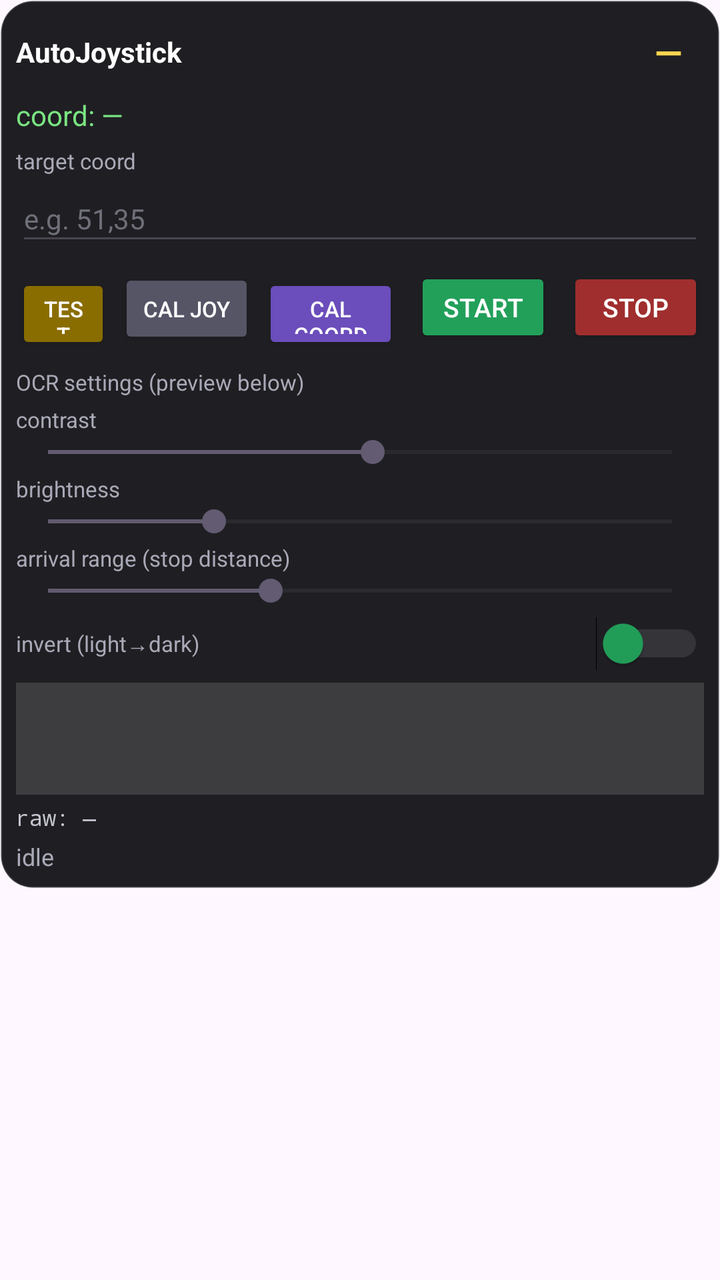
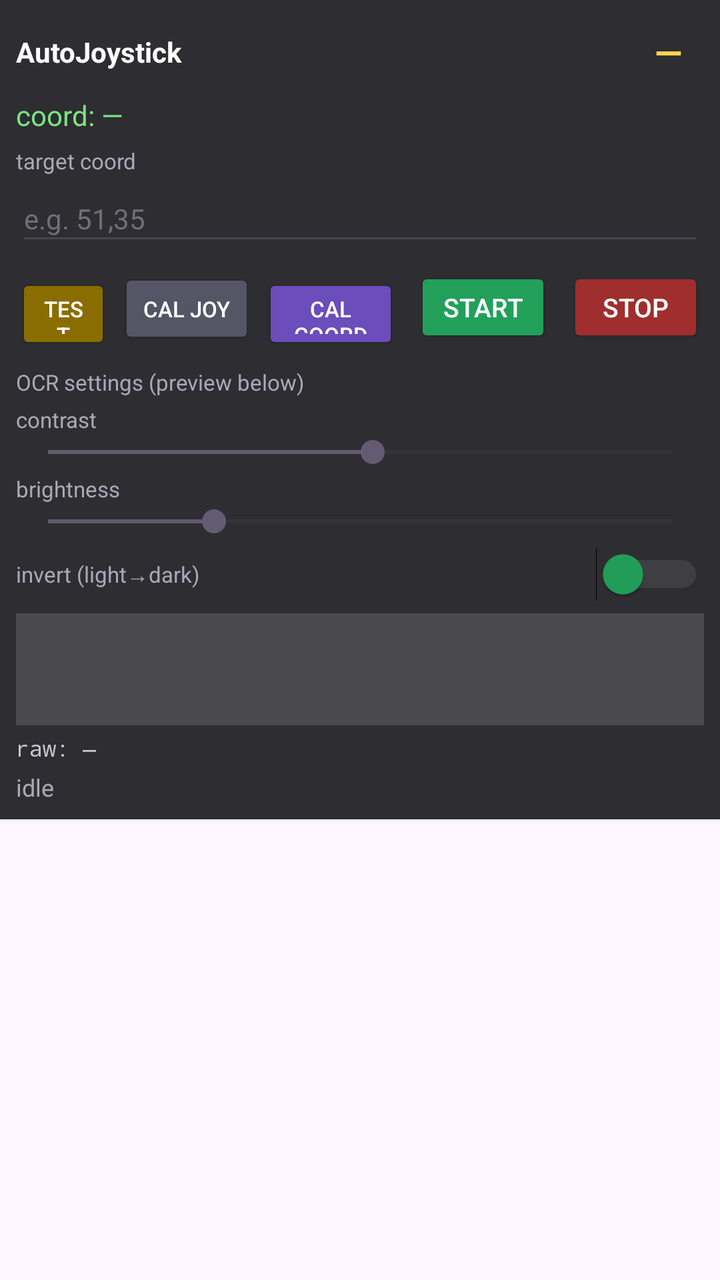

Two renders of the same Android screen: before a commit and after it. Below are the layout's source before the change and the commit's diff.
<!-- AndroidManifest.xml: application theme Theme.AutoJoystick -->
<!-- res/layout/overlay.xml -->
<?xml version="1.0" encoding="utf-8"?>
<LinearLayout xmlns:android="http://schemas.android.com/apk/res/android"
    android:layout_width="220dp"
    android:layout_height="wrap_content"
    android:orientation="vertical">

    <TextView
        android:id="@+id/ov_dot"
        android:layout_width="42dp"
        android:layout_height="42dp"
        android:background="#CC22A05A"
        android:gravity="center"
        android:text="AJ"
        android:textColor="#FFFFFF"
        android:textStyle="bold"
        android:visibility="gone"/>

    <LinearLayout
        android:id="@+id/ov_panel"
        android:layout_width="match_parent"
        android:layout_height="wrap_content"
        android:background="@drawable/panel_bg"
        android:orientation="vertical"
        android:padding="8dp">

        <LinearLayout
            android:layout_width="match_parent"
            android:layout_height="wrap_content"
            android:gravity="center_vertical"
            android:orientation="horizontal">

            <TextView
                android:id="@+id/ov_title"
                android:layout_width="0dp"
                android:layout_height="wrap_content"
                android:layout_weight="1"
                android:text="AutoJoystick"
                android:textColor="#FFFFFF"
                android:textStyle="bold"/>

            <TextView
                android:id="@+id/ov_minimize"
                android:layout_width="36dp"
                android:layout_height="36dp"
                android:gravity="center"
                android:text="—"
                android:textColor="#FFD54F"
                android:textSize="18sp"
                android:textStyle="bold"/>
        </LinearLayout>

        <TextView
            android:id="@+id/ov_coord"
            android:layout_width="match_parent"
            android:layout_height="wrap_content"
            android:layout_marginTop="4dp"
            android:text="coord: —"
            android:textColor="#7AE582"/>

        <TextView
            android:layout_width="match_parent"
            android:layout_height="wrap_content"
            android:layout_marginTop="6dp"
            android:text="target coord"
            android:textColor="#A9A9B7"
            android:textSize="11sp"/>
        <EditText
            android:id="@+id/ov_target"
            android:layout_width="match_parent"
            android:layout_height="40dp"
            android:hint="e.g. 51,35"
            android:inputType="text"
            android:textColor="#FFFFFF"
            android:textColorHint="#6F6F7A"
            android:textSize="14sp"/>

        <LinearLayout
            android:layout_width="match_parent"
            android:layout_height="wrap_content"
            android:layout_marginTop="6dp"
            android:orientation="horizontal">

            <Button
                android:id="@+id/ov_test"
                android:layout_width="0dp"
                android:layout_height="40dp"
                android:layout_marginEnd="4dp"
                android:layout_weight="0.7"
                android:backgroundTint="#8A6D00"
                android:text="TEST"
                android:textColor="#FFFFFF"
                android:textSize="11sp"/>

            <Button
                android:id="@+id/ov_cal_joy"
                android:layout_width="0dp"
                android:layout_height="40dp"
                android:layout_marginEnd="4dp"
                android:layout_weight="1"
                android:backgroundTint="#555566"
                android:text="CAL JOY"
                android:textColor="#FFFFFF"
                android:textSize="11sp"/>

            <Button
                android:id="@+id/ov_cal_coord"
                android:layout_width="0dp"
                android:layout_height="40dp"
                android:layout_marginEnd="4dp"
                android:layout_weight="1"
                android:backgroundTint="#6B4DBB"
                android:text="CAL COORD"
                android:textColor="#FFFFFF"
                android:textSize="11sp"/>

            <Button
                android:id="@+id/ov_start"
                android:layout_width="0dp"
                android:layout_height="40dp"
                android:layout_marginHorizontal="4dp"
                android:layout_weight="1"
                android:backgroundTint="#22A05A"
                android:text="START"
                android:textColor="#FFFFFF"
                android:textSize="13sp"/>

            <Button
                android:id="@+id/ov_stop"
                android:layout_width="0dp"
                android:layout_height="40dp"
                android:layout_marginStart="4dp"
                android:layout_weight="1"
                android:backgroundTint="#A02E2E"
                android:text="STOP"
                android:textColor="#FFFFFF"
                android:textSize="13sp"/>
        </LinearLayout>

        <TextView
            android:layout_width="match_parent"
            android:layout_height="wrap_content"
            android:layout_marginTop="10dp"
            android:text="OCR settings (preview below)"
            android:textColor="#A9A9B7"
            android:textSize="11sp"/>

        <TextView
            android:layout_width="match_parent"
            android:layout_height="wrap_content"
            android:layout_marginTop="4dp"
            android:text="contrast"
            android:textColor="#A9A9B7"
            android:textSize="11sp"/>
        <SeekBar
            android:id="@+id/ov_contrast"
            android:layout_width="match_parent"
            android:layout_height="wrap_content"
            android:max="250"
            android:progress="130"/>

        <TextView
            android:layout_width="match_parent"
            android:layout_height="wrap_content"
            android:layout_marginTop="2dp"
            android:text="brightness"
            android:textColor="#A9A9B7"
            android:textSize="11sp"/>
        <SeekBar
            android:id="@+id/ov_brightness"
            android:layout_width="match_parent"
            android:layout_height="wrap_content"
            android:max="256"
            android:progress="68"/>

        <TextView
            android:layout_width="match_parent"
            android:layout_height="wrap_content"
            android:layout_marginTop="2dp"
            android:text="arrival range (stop distance)"
            android:textColor="#A9A9B7"
            android:textSize="11sp"/>
        <SeekBar
            android:id="@+id/ov_range"
            android:layout_width="match_parent"
            android:layout_height="wrap_content"
            android:max="14"
            android:progress="5"/>

        <LinearLayout
            android:layout_width="match_parent"
            android:layout_height="wrap_content"
            android:layout_marginTop="4dp"
            android:orientation="horizontal"
            android:gravity="center_vertical">
            <TextView
                android:layout_width="0dp"
                android:layout_height="wrap_content"
                android:layout_weight="1"
                android:text="invert (light→dark)"
                android:textColor="#A9A9B7"
                android:textSize="11sp"/>
            <Switch
                android:id="@+id/ov_invert"
                android:layout_width="wrap_content"
                android:layout_height="wrap_content"
                android:thumbTint="#22A05A"
                android:trackTint="#6F6F7A"/>
        </LinearLayout>

        <ImageView
            android:id="@+id/ov_preview"
            android:layout_width="match_parent"
            android:layout_height="56dp"
            android:layout_marginTop="6dp"
            android:scaleType="fitCenter"
            android:background="#22FFFFFF"
            android:contentDescription="OCR preview crop"/>

        <TextView
            android:id="@+id/ov_debug"
            android:layout_width="match_parent"
            android:layout_height="wrap_content"
            android:layout_marginTop="4dp"
            android:fontFamily="monospace"
            android:text="raw: —"
            android:textColor="#C7C7D1"
            android:textSize="11sp"/>

        <TextView
            android:id="@+id/ov_status"
            android:layout_width="match_parent"
            android:layout_height="wrap_content"
            android:layout_marginTop="4dp"
            android:text="idle"
            android:textColor="#A9A9B7"
            android:textSize="12sp"/>
    </LinearLayout>
</LinearLayout>
<!-- resources referenced by this layout -->
<resources>
  <!-- drawable panel_bg (drawable) -->
  <?xml version="1.0" encoding="utf-8"?>
  <shape xmlns:android="http://schemas.android.com/apk/res/android">
      <solid android:color="#F2141418"/>
      <corners android:radius="16dp"/>
      <stroke android:width="1dp" android:color="#33FFFFFF"/>
  </shape>
  <style name="Theme.AutoJoystick" parent="Theme.Material3.DayNight.NoActionBar">
          <item name="android:statusBarColor">#1B1B1F</item>
      </style>
</resources>

<!-- the commit's change to res/layout/overlay.xml (unified diff, before → after) -->
@@ -1,6 +1,6 @@
 <?xml version="1.0" encoding="utf-8"?>
 <LinearLayout xmlns:android="http://schemas.android.com/apk/res/android"
-    android:layout_width="220dp"
+    android:layout_width="260dp"
     android:layout_height="wrap_content"
     android:orientation="vertical">
 
@@ -19,7 +19,7 @@
         android:id="@+id/ov_panel"
         android:layout_width="match_parent"
         android:layout_height="wrap_content"
-        android:background="@drawable/panel_bg"
+        android:background="#E618181B"
         android:orientation="vertical"
         android:padding="8dp">
 
@@ -172,20 +172,6 @@
             android:max="256"
             android:progress="68"/>
 
-        <TextView
-            android:layout_width="match_parent"
-            android:layout_height="wrap_content"
-            android:layout_marginTop="2dp"
-            android:text="arrival range (stop distance)"
-            android:textColor="#A9A9B7"
-            android:textSize="11sp"/>
-        <SeekBar
-            android:id="@+id/ov_range"
-            android:layout_width="match_parent"
-            android:layout_height="wrap_content"
-            android:max="14"
-            android:progress="5"/>
-
         <LinearLayout
             android:layout_width="match_parent"
             android:layout_height="wrap_content"
<!-- resource entries referenced after the edit -->
@@ -1,12 +1,5 @@
 <!-- resources referenced by this layout -->
 <resources>
-  <!-- drawable panel_bg (drawable) -->
-  <?xml version="1.0" encoding="utf-8"?>
-  <shape xmlns:android="http://schemas.android.com/apk/res/android">
-      <solid android:color="#F2141418"/>
-      <corners android:radius="16dp"/>
-      <stroke android:width="1dp" android:color="#33FFFFFF"/>
-  </shape>
   <style name="Theme.AutoJoystick" parent="Theme.Material3.DayNight.NoActionBar">
           <item name="android:statusBarColor">#1B1B1F</item>
       </style>
